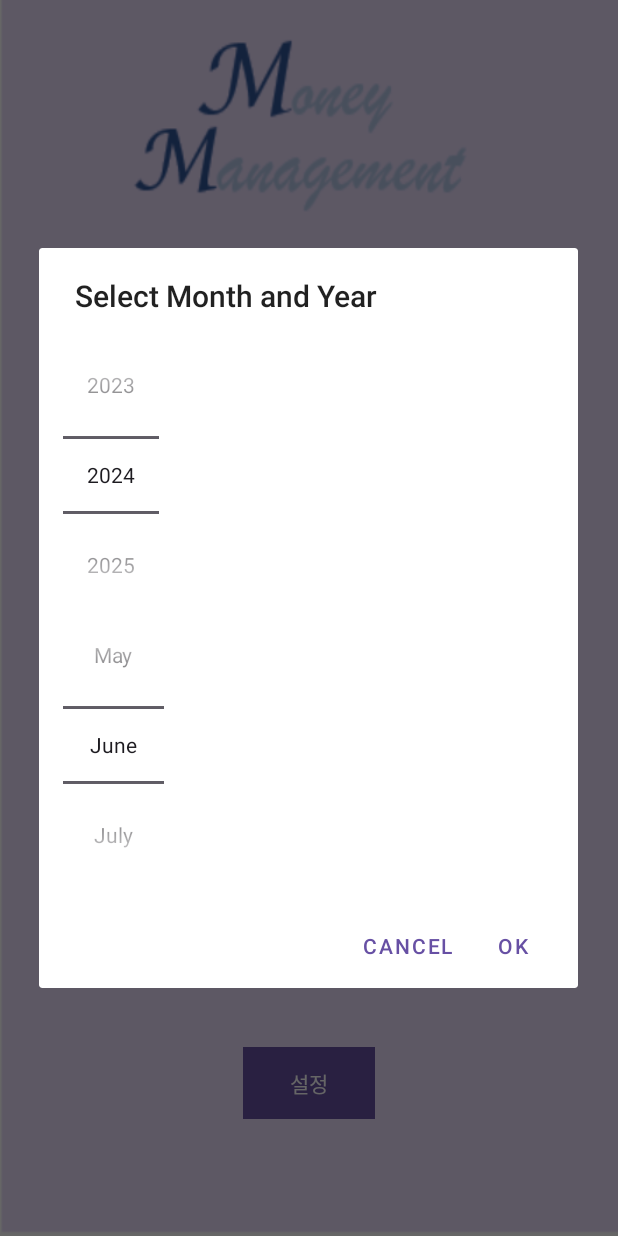
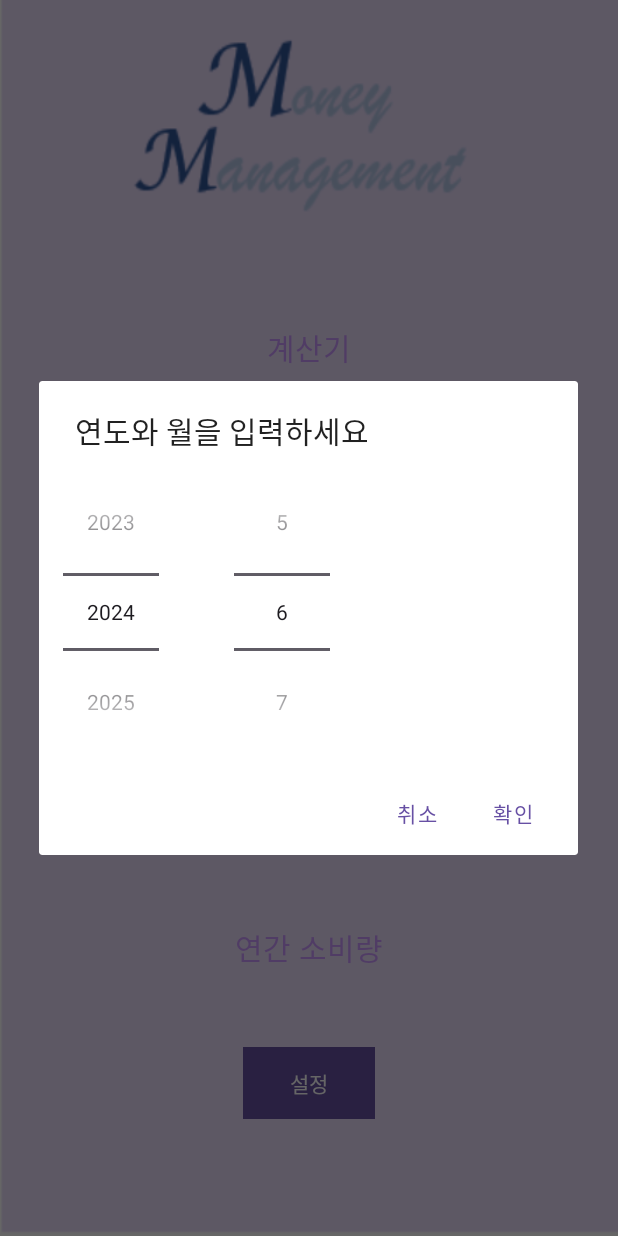
Before and after one commit to Byeanseojin/AccountBook, an Android app: the screen it shows after launch (MainActivity), after a tap on "이달의 비용", on a phone screen of 412 x 824 dp. Run offline under Robolectric (Android 15) with nearby library versions, the phone set to English and light mode, and no system bars; network calls fail.

Commit message:
월별지출

```diff
--- a/app/src/main/java/kr/ac/kopo/please02/MonthYearPickerDialog.kt
+++ b/app/src/main/java/kr/ac/kopo/please02/MonthYearPickerDialog.kt
@@ -33,17 +33,17 @@ class MonthYearPickerDialog : DialogFragment() {
         binding.pickerMonth.value = currentMonth
 
         binding.pickerMonth.displayedValues = arrayOf(
-            "January", "February", "March", "April", "May", "June",
-            "July", "August", "September", "October", "November", "December"
+            "1", "2", "3", "4", "5", "6",
+            "7", "8", "9", "10", "11", "12"
         )
 
         return AlertDialog.Builder(requireContext())
-            .setTitle("Select Month and Year")
+            .setTitle("연도와 월을 입력하세요")
             .setView(binding.root)
-            .setPositiveButton("OK") { _, _ ->
+            .setPositiveButton("확인") { _, _ ->
                 listener?.invoke(binding.pickerYear.value, binding.pickerMonth.value)
             }
-            .setNegativeButton("Cancel", null)
+            .setNegativeButton("취소", null)
             .create()
     }
 }
--- a/app/src/main/res/layout/dialog_month_year_picker.xml
+++ b/app/src/main/res/layout/dialog_month_year_picker.xml
@@ -2,13 +2,14 @@
 <LinearLayout xmlns:android="http://schemas.android.com/apk/res/android"
     android:layout_width="match_parent"
     android:layout_height="wrap_content"
-    android:orientation="vertical"
+    android:orientation="horizontal"
     android:padding="16dp">
 
     <NumberPicker
         android:id="@+id/pickerYear"
         android:layout_width="wrap_content"
-        android:layout_height="wrap_content" />
+        android:layout_height="wrap_content"
+        android:layout_marginRight="50dp"/>
 
     <NumberPicker
         android:id="@+id/pickerMonth"
```
Also changed, not shown: app/src/main/java/kr/ac/kopo/please02/MonthlyExpensesActivity.kt (+33 -13 lines), app/src/main/res/layout/activity_monthly_expenses.xml (+9 -5 lines).
